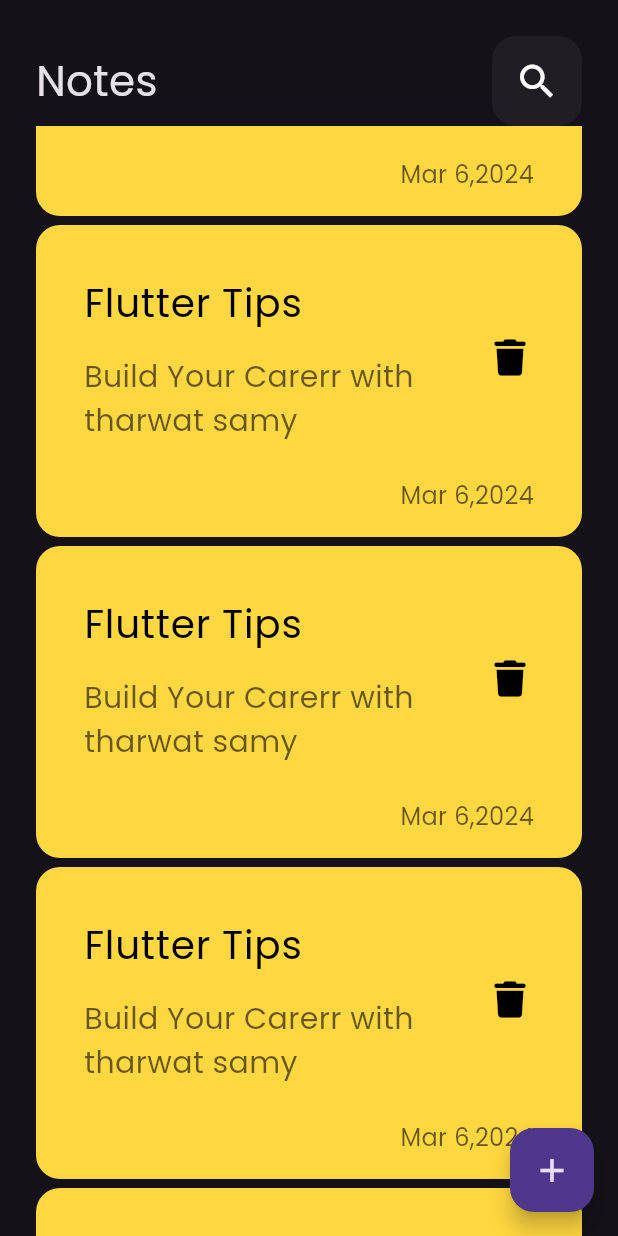
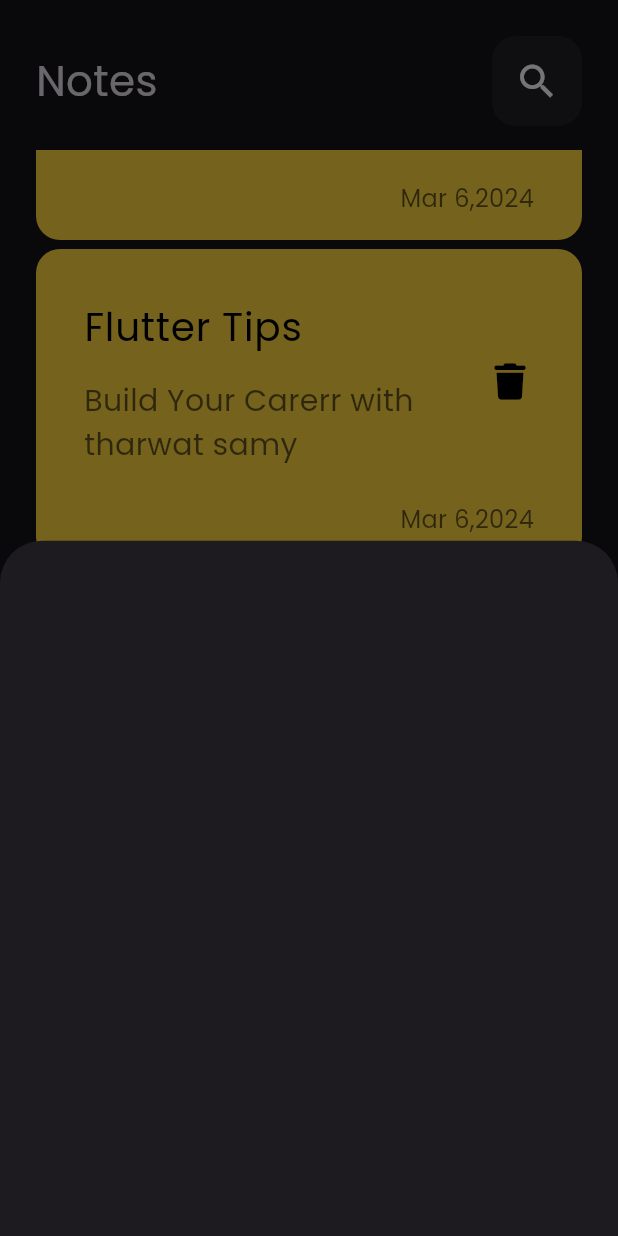
Before and after one commit to ahmedelkazaz39/notes_app2, a Flutter app: the screen it shows after launch, scrolled down 576 dp, after a tap on the "add" icon, on a phone screen of 412 x 824 dp. Run offline on Flutter 3.47's test engine with Material 3 defaults, Android fonts, the phone set to English and light mode, and no system bars; our stand-ins replace font_awesome_flutter.

```diff
--- a/lib/views/notes_view.dart
+++ b/lib/views/notes_view.dart
@@ -9,7 +9,9 @@ class NotesView extends StatelessWidget {
     return   Scaffold(
       floatingActionButton: FloatingActionButton(
         onPressed:  () {
-
+          showModalBottomSheet(context: context, builder: (context){
+            return const AddNoteBottomSheet() ;
+          });
         },
         child: const Icon(Icons.add,size: 26,),
         ),
@@ -17,3 +19,14 @@ class NotesView extends StatelessWidget {
     );
   }
 }
+
+
+
+class AddNoteBottomSheet extends StatelessWidget {
+  const AddNoteBottomSheet({super.key});
+
+  @override
+  Widget build(BuildContext context) {
+    return   Container();
+  }
+}
--- a/lib/views/widgets/notes_list_view.dart
+++ b/lib/views/widgets/notes_list_view.dart
@@ -6,13 +6,17 @@ class NotesListView extends StatelessWidget {
 
   @override
   Widget build(BuildContext context) {
-    return ListView.builder(
+    return Padding(
+      padding: const EdgeInsets.symmetric(vertical: 16),
+      child: ListView.builder(
+        padding: EdgeInsets.zero,
         itemBuilder:  (context, index) {
           return const  Padding(
             padding:   EdgeInsets.only(bottom: 6),
             child:   NoteItem(),
           );
         },
+      ),
     );
   }
 }
```
Also changed, not shown: lib/views/widgets/add_note.dart (added). Lines whose indentation alone changed are shown as unchanged.
